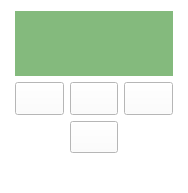
qreal/qreal, file plugins/robots/interpreters/ev3KitInterpreter/src/ev3DisplayWidget.ui: the form before one commit.
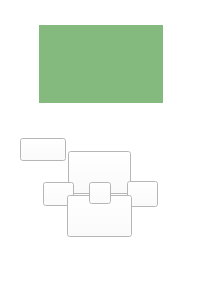
The form after the commit. Icons and pictures are not drawn. Custom widgets are drawn as their Qt base class.

Commit message: Implemented EV3 display emulation

```diff
--- a/plugins/robots/interpreters/ev3KitInterpreter/src/ev3DisplayWidget.ui
+++ b/plugins/robots/interpreters/ev3KitInterpreter/src/ev3DisplayWidget.ui
@@ -6,12 +6,12 @@
    <rect>
     <x>0</x>
     <y>0</y>
-    <width>188</width>
-    <height>193</height>
+    <width>200</width>
+    <height>300</height>
    </rect>
   </property>
   <property name="sizePolicy">
-   <sizepolicy hsizetype="Preferred" vsizetype="Preferred">
+   <sizepolicy hsizetype="Fixed" vsizetype="Fixed">
     <horstretch>0</horstretch>
     <verstretch>0</verstretch>
    </sizepolicy>
@@ -435,7 +435,7 @@
    <string>tr(Ev3Display)</string>
   </property>
   <property name="autoFillBackground">
-   <bool>false</bool>
+   <bool>true</bool>
   </property>
   <property name="styleSheet">
    <string notr="true">QPushButton#bottomButton{
@@ -463,62 +463,85 @@
 	border-image: url(://icons/rightButtonPressed.png);
 }</string>
   </property>
-  <layout class="QGridLayout" name="gridLayout_2">
-   <property name="leftMargin">
-    <number>15</number>
+  <widget class="QPushButton" name="upButton">
+   <property name="geometry">
+    <rect>
+     <x>68</x>
+     <y>151</y>
+     <width>63</width>
+     <height>43</height>
+    </rect>
    </property>
-   <property name="rightMargin">
-    <number>15</number>
+   <property name="sizePolicy">
+    <sizepolicy hsizetype="Fixed" vsizetype="Fixed">
+     <horstretch>0</horstretch>
+     <verstretch>1</verstretch>
+    </sizepolicy>
    </property>
-   <property name="bottomMargin">
-    <number>40</number>
+   <property name="styleSheet">
+    <string notr="true"/>
    </property>
-   <item row="0" column="0">
-    <layout class="QGridLayout" name="gridLayout" rowstretch="0,0,0" columnstretch="0,0,0">
-     <property name="sizeConstraint">
-      <enum>QLayout::SetDefaultConstraint</enum>
-     </property>
-     <property name="leftMargin">
-      <number>0</number>
-     </property>
-     <property name="topMargin">
-      <number>0</number>
-     </property>
-     <property name="rightMargin">
-      <number>0</number>
-     </property>
-     <property name="bottomMargin">
-      <number>0</number>
-     </property>
-     <item row="1" column="0">
+   <property name="text">
+    <string/>
+   </property>
+   <property name="shortcut">
+    <string/>
+   </property>
+   <property name="checkable">
+    <bool>false</bool>
+   </property>
+   <property name="autoExclusive">
+    <bool>false</bool>
+   </property>
+   <property name="flat">
+    <bool>false</bool>
+   </property>
+  </widget>
+  <widget class="QPushButton" name="escapeButton">
+   <property name="geometry">
+    <rect>
+     <x>20</x>
+     <y>138</y>
+     <width>46</width>
+     <height>23</height>
+    </rect>
+   </property>
+   <property name="sizePolicy">
+    <sizepolicy hsizetype="Fixed" vsizetype="Fixed">
+     <horstretch>0</horstretch>
+     <verstretch>1</verstretch>
+    </sizepolicy>
+   </property>
+   <property name="styleSheet">
+    <string notr="true"/>
+   </property>
+   <property name="text">
+    <string/>
+   </property>
+   <property name="shortcut">
+    <string/>
+   </property>
+   <property name="checkable">
+    <bool>false</bool>
+   </property>
+   <property name="autoExclusive">
+    <bool>false</bool>
+   </property>
+   <property name="flat">
+    <bool>false</bool>
+   </property>
+  </widget>
       <widget class="QPushButton" name="leftButton">
-       <property name="sizePolicy">
-        <sizepolicy hsizetype="Minimum" vsizetype="Minimum">
-         <horstretch>0</horstretch>
-         <verstretch>1</verstretch>
-        </sizepolicy>
-       </property>
-       <property name="styleSheet">
-        <string notr="true"/>
-       </property>
-       <property name="text">
-        <string/>
-       </property>
-       <property name="checkable">
-        <bool>false</bool>
-       </property>
-       <property name="autoExclusive">
-        <bool>false</bool>
-       </property>
-       <property name="flat">
-        <bool>false</bool>
-       </property>
-      </widget>
-     </item>
-     <item row="2" column="1">
-      <widget class="QPushButton" name="bottomButton">
+   <property name="geometry">
+    <rect>
+     <x>43</x>
+     <y>182</y>
+     <width>31</width>
+     <height>24</height>
+    </rect>
+   </property>
        <property name="sizePolicy">
-        <sizepolicy hsizetype="Minimum" vsizetype="Minimum">
+    <sizepolicy hsizetype="Fixed" vsizetype="Fixed">
          <horstretch>0</horstretch>
          <verstretch>1</verstretch>
         </sizepolicy>
@@ -542,39 +565,17 @@
         <bool>false</bool>
        </property>
       </widget>
-     </item>
-     <item row="1" column="2">
-      <widget class="QPushButton" name="rightButton">
-       <property name="sizePolicy">
-        <sizepolicy hsizetype="Minimum" vsizetype="Minimum">
-         <horstretch>0</horstretch>
-         <verstretch>1</verstretch>
-        </sizepolicy>
-       </property>
-       <property name="autoFillBackground">
-        <bool>false</bool>
-       </property>
-       <property name="styleSheet">
-        <string notr="true"/>
-       </property>
-       <property name="text">
-        <string/>
-       </property>
-       <property name="checkable">
-        <bool>false</bool>
-       </property>
-       <property name="autoExclusive">
-        <bool>false</bool>
-       </property>
-       <property name="flat">
-        <bool>false</bool>
-       </property>
-      </widget>
-     </item>
-     <item row="0" column="0" colspan="3">
       <widget class="qReal::ui::PaintWidget" name="display" native="true">
+   <property name="geometry">
+    <rect>
+     <x>39</x>
+     <y>25</y>
+     <width>124</width>
+     <height>78</height>
+    </rect>
+   </property>
        <property name="sizePolicy">
-        <sizepolicy hsizetype="Preferred" vsizetype="Preferred">
+    <sizepolicy hsizetype="Fixed" vsizetype="Fixed">
          <horstretch>0</horstretch>
          <verstretch>2</verstretch>
         </sizepolicy>
@@ -998,11 +999,85 @@
         <bool>true</bool>
        </property>
       </widget>
-     </item>
-     <item row="1" column="1">
-      <widget class="QPushButton" name="centralButton">
+  <widget class="QPushButton" name="rightButton">
+   <property name="geometry">
+    <rect>
+     <x>127</x>
+     <y>181</y>
+     <width>31</width>
+     <height>26</height>
+    </rect>
+   </property>
        <property name="sizePolicy">
-        <sizepolicy hsizetype="Minimum" vsizetype="Minimum">
+    <sizepolicy hsizetype="Fixed" vsizetype="Fixed">
+     <horstretch>0</horstretch>
+     <verstretch>1</verstretch>
+    </sizepolicy>
+   </property>
+   <property name="autoFillBackground">
+    <bool>false</bool>
+   </property>
+   <property name="styleSheet">
+    <string notr="true"/>
+   </property>
+   <property name="text">
+    <string/>
+   </property>
+   <property name="checkable">
+    <bool>false</bool>
+   </property>
+   <property name="autoExclusive">
+    <bool>false</bool>
+   </property>
+   <property name="flat">
+    <bool>false</bool>
+   </property>
+  </widget>
+  <widget class="QPushButton" name="downButton">
+   <property name="geometry">
+    <rect>
+     <x>67</x>
+     <y>195</y>
+     <width>65</width>
+     <height>42</height>
+    </rect>
+   </property>
+   <property name="sizePolicy">
+    <sizepolicy hsizetype="Fixed" vsizetype="Fixed">
+     <horstretch>0</horstretch>
+     <verstretch>1</verstretch>
+    </sizepolicy>
+   </property>
+   <property name="styleSheet">
+    <string notr="true"/>
+   </property>
+   <property name="text">
+    <string/>
+   </property>
+   <property name="shortcut">
+    <string/>
+   </property>
+   <property name="checkable">
+    <bool>false</bool>
+   </property>
+   <property name="autoExclusive">
+    <bool>false</bool>
+   </property>
+   <property name="flat">
+    <bool>false</bool>
+   </property>
+  </widget>
+  <widget class="QPushButton" name="enterButton">
+   <property name="geometry">
+    <rect>
+     <x>89</x>
+     <y>182</y>
+     <width>22</width>
+     <height>22</height>
+    </rect>
+   </property>
+   <property name="sizePolicy">
+    <sizepolicy hsizetype="Fixed" vsizetype="Fixed">
          <horstretch>0</horstretch>
          <verstretch>1</verstretch>
         </sizepolicy>
@@ -1029,10 +1104,6 @@
         <bool>false</bool>
        </property>
       </widget>
-     </item>
-    </layout>
-   </item>
-  </layout>
  </widget>
  <customwidgets>
   <customwidget>
```
Left out of the diff: 53 changed lines with no effect on the pictures. Lines whose indentation alone changed are shown as unchanged. The commit also changes 26 other files.
